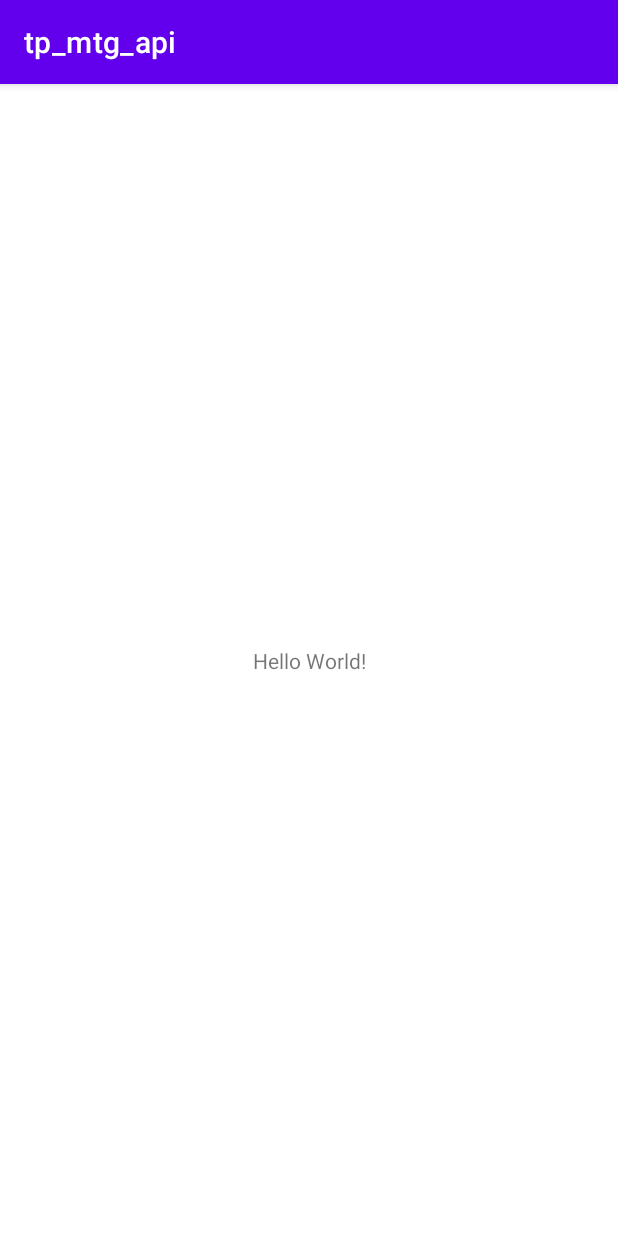
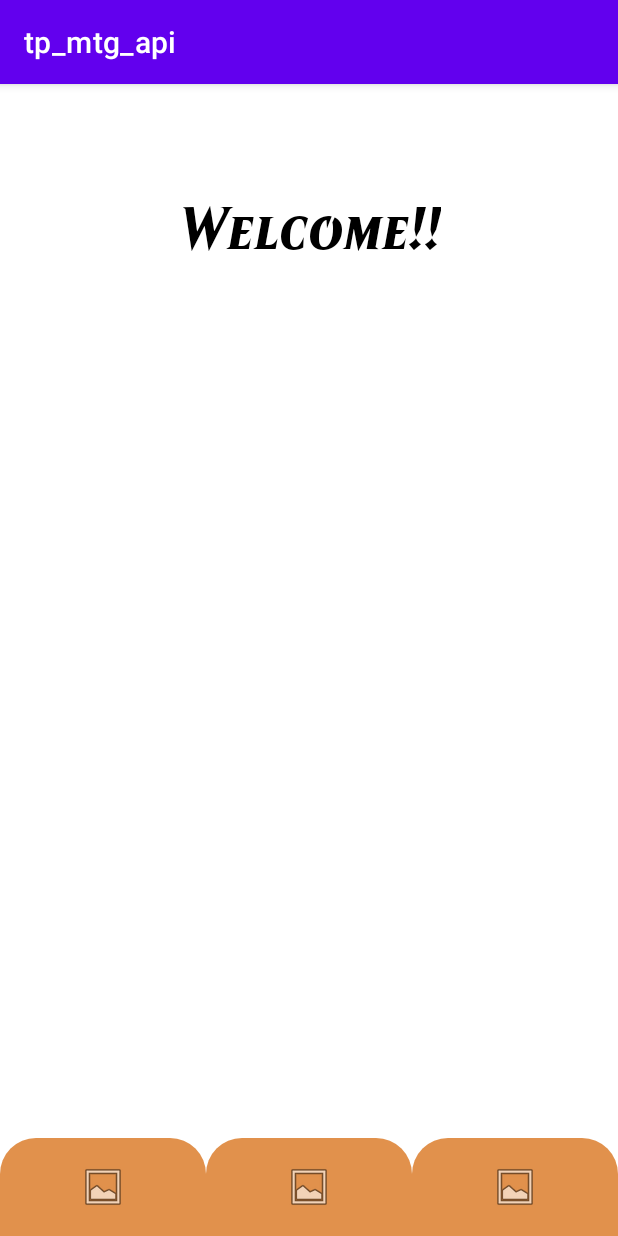
Before and after one commit to Poesero/tp_mtg_api, an Android app: the MainActivity screen opened directly, with no data from a screen before it, on a phone screen of 412 x 824 dp. Run offline under Robolectric (Android 15) with nearby library versions, the phone set to English and light mode, and no system bars.

Commit message:
Custom buttons and fonts

```diff
--- /dev/null
+++ b/app/src/main/res/drawable/round_corners.xml
@@ -0,0 +1,18 @@
+<?xml version="1.0" encoding="utf-8"?>
+<selector xmlns:android="http://schemas.android.com/apk/res/android">
+    <item android:state_pressed="false">
+        <shape android:shape="rectangle">
+            <solid android:color="@color/orange"></solid>
+            <size android:height="65dp"></size>
+            <corners android:topLeftRadius="24dp" android:topRightRadius="24dp"></corners>
+        </shape>
+    </item>
+
+    <item android:state_pressed="true">
+        <shape android:shape="rectangle">
+            <solid android:color="@color/pressed_orange"></solid>
+            <size android:height="65dp"></size>
+            <corners android:topLeftRadius="24dp" android:topRightRadius="24dp"></corners>
+        </shape>
+    </item>
+</selector>
--- a/app/src/main/res/layout/activity_main.xml
+++ b/app/src/main/res/layout/activity_main.xml
@@ -9,10 +9,55 @@
     <TextView
         android:layout_width="wrap_content"
         android:layout_height="wrap_content"
-        android:text="Hello World!"
+        android:fontFamily="@font/beleren2016smallcaps_bolditalic"
+        android:text="Welcome!!"
+        android:textColor="@color/black"
+        android:textSize="40sp"
         app:layout_constraintBottom_toBottomOf="parent"
         app:layout_constraintEnd_toEndOf="parent"
+        app:layout_constraintHorizontal_bias="0.5"
         app:layout_constraintStart_toStartOf="parent"
-        app:layout_constraintTop_toTopOf="parent" />
+        app:layout_constraintTop_toTopOf="parent"
+        app:layout_constraintVertical_bias="0.1" />
+
+    <LinearLayout
+        android:layout_width="match_parent"
+        android:layout_height="wrap_content"
+        android:orientation="horizontal"
+        app:layout_constraintBottom_toBottomOf="parent"
+        app:layout_constraintEnd_toEndOf="parent"
+        app:layout_constraintStart_toStartOf="parent">
+
+        <ImageButton
+            android:id="@+id/search_btn"
+            android:background="@drawable/round_corners"
+            android:layout_width="wrap_content"
+            android:layout_height="wrap_content"
+            android:layout_weight="1"
+            android:layout_gravity="bottom"
+            app:srcCompat="@android:drawable/ic_menu_gallery"
+            />
+
+        <ImageButton
+            android:id="@+id/fav_btn"
+            android:background="@drawable/round_corners"
+            android:layout_width="wrap_content"
+            android:layout_height="wrap_content"
+            android:layout_weight="1"
+            android:layout_gravity="bottom"
+            app:srcCompat="@android:drawable/ic_menu_gallery"
+            />
+
+        <ImageButton
+            android:background="@drawable/round_corners"
+            android:id="@+id/switch_mode_btn3"
+            android:layout_width="wrap_content"
+            android:layout_height="wrap_content"
+            android:layout_weight="1"
+            android:layout_gravity="bottom"
+            app:srcCompat="@android:drawable/ic_menu_gallery"
+            />
+    </LinearLayout>
+
 
 </androidx.constraintlayout.widget.ConstraintLayout>
--- a/app/src/main/res/values/colors.xml
+++ b/app/src/main/res/values/colors.xml
@@ -7,4 +7,6 @@
     <color name="teal_700">#FF018786</color>
     <color name="black">#FF000000</color>
     <color name="white">#FFFFFFFF</color>
+    <color name="orange">#E1914C</color>
+    <color name="pressed_orange">#FF8A65</color>
 </resources>
```
Also changed, not shown: app/src/main/java/com/example/tp_mtg_api/view/SplashActivity.kt (+0 -7 lines), app/src/main/res/font/beleren2016_bold.ttf (added), app/src/main/res/font/beleren2016smallcaps_bold.ttf (added), app/src/main/res/font/beleren2016smallcaps_bolditalic.ttf (added).
